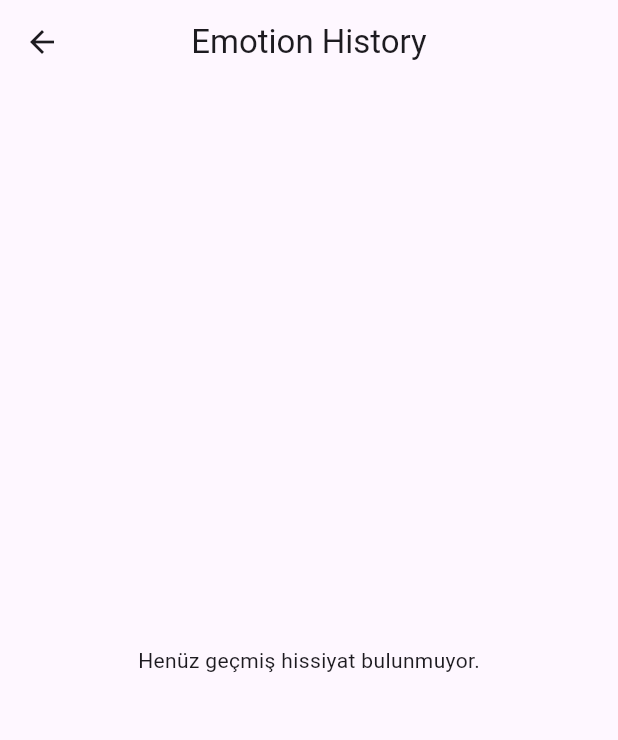
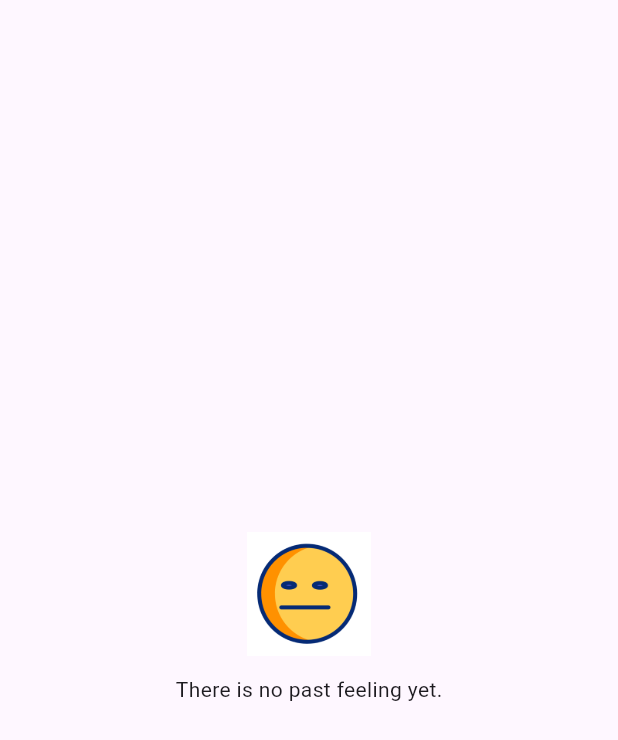
Before and after one commit to fahricandurucan/emotion_tracker, a Flutter app: the screen it shows after launch, after a tap on "Show History", on a phone screen of 412 x 824 dp. Shown: the top 740 px of the screen. Run offline on Flutter 3.47's test engine with Material 3 defaults, Android fonts, the phone set to English and light mode, and no system bars; our stand-ins replace animated_splash_screen, animated_text_kit, awesome_notifications, dio, get, sqflite; accounts and stored records are empty.

Commit message:
some code are editted

```diff
--- a/lib/const/const.dart
+++ b/lib/const/const.dart
@@ -1,3 +1,5 @@
+import 'package:flutter/widgets.dart';
+
 class Const {
   static List<String> positiveEmotion = [
     "Alertness",
@@ -22,4 +24,28 @@ class Const {
     "Offense",
     "Sadness"
   ];
+
+  static screenWidth(BuildContext context) {
+    return MediaQuery.of(context).size.width;
+  }
+
+  static screenHight(BuildContext context) {
+    return MediaQuery.of(context).size.height;
+  }
 }
+
+// Const.dart
+class AppColors {
+  static const Color backgroundColor = Color.fromARGB(255, 243, 243, 243);
+  static const Color positiveButtonColor = Color.fromARGB(255, 175, 230, 255);
+  static const Color negativeButtonColor = Color.fromARGB(255, 255, 151, 144);
+}
+
+class AppStyles {
+  static TextStyle titleTextStyle = const TextStyle(
+    fontSize: 16,
+    fontWeight: FontWeight.w400,
+    letterSpacing: 0.25,
+    color: Color.fromARGB(255, 65, 66, 68),
+  );
+}
--- /dev/null
+++ b/lib/controllers/history_page_controller.dart
@@ -0,0 +1,73 @@
+import 'package:emotion_tracker/const/const.dart';
+import 'package:emotion_tracker/services/database_helper.dart';
+import 'package:get/get.dart';
+import 'package:intl/intl.dart';
+
+class HistoryPageController extends GetxController {
+  late RxList<Map<String, dynamic>> emotions;
+  late RxInt positiveEmotionCount;
+  late RxInt negativeEmotionCount;
+  late RxString firstEmotionDate;
+  late RxString lastEmotionDate;
+
+  @override
+  void onInit() {
+    super.onInit();
+    emotions = <Map<String, dynamic>>[].obs;
+    positiveEmotionCount = 0.obs;
+    negativeEmotionCount = 0.obs;
+    firstEmotionDate = ''.obs;
+    lastEmotionDate = ''.obs;
+    _loadEmotions();
+  }
+
+  Future<void> _loadEmotions() async {
+    try {
+      final DatabaseHelper databaseHelper = DatabaseHelper();
+      final List<Map<String, dynamic>> loadedEmotions = await databaseHelper.getEmotions();
+
+      emotions.assignAll(loadedEmotions);
+      updateEmotionCounts();
+      updateFirstAndLastEmotionDates();
+    } catch (e) {
+      // Hata durumunda bir işlem yapabilirsiniz
+      print('Error loading emotions: $e');
+    }
+  }
+
+  void updateEmotionCounts() {
+    positiveEmotionCount.value =
+        emotions.where((e) => Const.positiveEmotion.contains(e["emotion"])).length;
+    negativeEmotionCount.value =
+        emotions.where((e) => Const.negativeEmotion.contains(e["emotion"])).length;
+  }
+
+  void updateFirstAndLastEmotionDates() {
+    if (emotions.isNotEmpty) {
+      emotions.sort((a, b) {
+        DateTime dateTimeA = DateTime.parse(a["timestamp"]);
+        DateTime dateTimeB = DateTime.parse(b["timestamp"]);
+        return dateTimeA.compareTo(dateTimeB);
+      });
+
+      firstEmotionDate.value = _formatTimeStamp(emotions.first["timestamp"]);
+      lastEmotionDate.value = _formatTimeStamp(emotions.last["timestamp"]);
+    }
+  }
+
+  String _formatTimeStamp(String timeStamp) {
+    DateTime dateTime = DateTime.parse(timeStamp);
+    return DateFormat('dd.MM.yyyy HH:mm').format(dateTime);
+  }
+
+  Future<void> deleteAllAndRefresh() async {
+    try {
+      final DatabaseHelper databaseHelper = DatabaseHelper();
+      await databaseHelper.deleteAllEmotions();
+      await _loadEmotions();
+    } catch (e) {
+      // Hata durumunda bir işlem yapabilirsiniz
+      print('Error deleting emotions: $e');
+    }
+  }
+}
--- a/lib/screens/history_page.dart
+++ b/lib/screens/history_page.dart
@@ -1,7 +1,12 @@
 import 'package:emotion_tracker/const/const.dart';
+import 'package:emotion_tracker/controllers/history_page_controller.dart';
 import 'package:emotion_tracker/services/database_helper.dart';
+import 'package:emotion_tracker/widgets/emotion_statistics_card.dart';
+import 'package:emotion_tracker/widgets/history_list_item.dart';
 import 'package:flutter/material.dart';
-import 'package:intl/intl.dart';
+import 'package:get/get.dart';
+
+import '../widgets/alert_dialog_widget.dart';
 
 class HistoryPage extends StatefulWidget {
   const HistoryPage({Key? key}) : super(key: key);
@@ -15,6 +20,8 @@ class _HistoryPageState extends State<HistoryPage> with SingleTickerProviderStat
   late List<Map<String, dynamic>> emotions;
   late AnimationController _controller;
   late Animation<Offset> _offsetAnimation;
+
+  HistoryPageController historyPageController = Get.put(HistoryPageController());
 
   @override
   void initState() {
@@ -41,6 +48,16 @@ class _HistoryPageState extends State<HistoryPage> with SingleTickerProviderStat
     });
   }
 
+  Future<void> deleteAllAndRefresh() async {
+    try {
+      final DatabaseHelper databaseHelper = DatabaseHelper();
+      await databaseHelper.deleteAllEmotions();
+      await _loadEmotions();
+    } catch (e) {
+      print('Error deleting emotions: $e');
+    }
+  }
+
   @override
   void dispose() {
     _controller.dispose();
@@ -53,57 +70,74 @@ class _HistoryPageState extends State<HistoryPage> with SingleTickerProviderStat
     _controller.forward();
   }
 
+  Future<bool> _confirmDeleteDialog() async {
+    return await showDialog(
+      context: context,
+      builder: (BuildContext context) {
+        return const AlertDialogWidget();
+      },
+    );
+  }
+
   @override
   Widget build(BuildContext context) {
     return Scaffold(
-      appBar: AppBar(
+      appBar: emotions.isEmpty
+          ? null
+          : AppBar(
               centerTitle: true,
-        title: const Text('Emotion History'),
+              title: const Text('Emotion History', style: TextStyle(color: Color(0xff292D32))),
+              actions: [
+                IconButton(
+                  onPressed: () async {
+                    bool confirmed = await _confirmDeleteDialog();
+                    if (confirmed) {
+                      await historyPageController.deleteAllAndRefresh();
+                      setState(() {
+                        _loadEmotions();
+                      });
+                    }
+                  },
+                  icon: Image.asset(
+                    "assets/delete.png",
+                    width: 24,
+                    color: const Color(0xff292D32),
+                  ),
+                ),
+              ],
             ),
       body: emotions.isEmpty
-          ? const Center(child: Text('Henüz geçmiş hissiyat bulunmuyor.'))
-          : AnimatedList(
+          ? Center(
+              child: Column(
+              mainAxisAlignment: MainAxisAlignment.center,
+              children: [
+                Image.asset(
+                  "assets/placeholder.gif",
+                  width: Const.screenWidth(context) * 0.2,
+                  height: Const.screenWidth(context) * 0.2,
+                ),
+                SizedBox(
+                  height: Const.screenHight(context) * 0.015,
+                ),
+                const Text('There is no past feeling yet.'),
+              ],
+            ))
+          : Column(
+              children: [
+                Expanded(
+                  child: AnimatedList(
                     initialItemCount: emotions.length,
                     itemBuilder: (context, index, animation) {
                       return SlideTransition(
                         position: _offsetAnimation,
-                  child: _buildItem(emotions[index]),
+                        child: HistoryListItem(emotion: emotions[index]),
                       );
                     },
                   ),
-    );
-  }
-
-  Widget _buildItem(Map<String, dynamic> emotion) {
-    return Card(
-      elevation: 4,
-      margin: const EdgeInsets.symmetric(vertical: 8, horizontal: 16),
-      color: Const.positiveEmotion.contains(emotion["emotion"])
-          ? const Color.fromARGB(255, 175, 230, 255)
-          : const Color.fromARGB(255, 255, 151, 144),
-      child: ListTile(
-        title: Text(
-          emotion["emotion"],
-          style: const TextStyle(
-            fontWeight: FontWeight.bold,
-            color: Colors.white,
                 ),
-        ),
-        subtitle: Text(
-          _formatTimeStamp(emotion["timestamp"]),
-          style: const TextStyle(
-            color: Colors.white70,
-          ),
-        ),
-        onTap: () {
-          // Tıklanabilir olduğunda ek bir işlev ekleyebilirsiniz
-        },
+                EmotionStatisticsCard(),
+              ],
             ),
     );
   }
-
-  String _formatTimeStamp(String timeStamp) {
-    DateTime dateTime = DateTime.parse(timeStamp);
-    return DateFormat('dd.MM.yyyy HH:mm').format(dateTime);
 }
-}
--- a/lib/screens/home_page.dart
+++ b/lib/screens/home_page.dart
@@ -1,8 +1,8 @@
 import 'package:emotion_tracker/const/const.dart';
 import 'package:emotion_tracker/controllers/home_page_controller.dart';
-import 'package:emotion_tracker/notification/notification_service2.dart';
 import 'package:emotion_tracker/screens/history_page.dart';
 import 'package:emotion_tracker/services/database_helper.dart';
+import 'package:emotion_tracker/widgets/animated_text_widget.dart';
 import 'package:flutter/material.dart';
 import 'package:get/get.dart';
 
@@ -17,57 +17,36 @@ class HomePage extends StatelessWidget {
 
   @override
   Widget build(BuildContext context) {
-    Color backgroundColor = const Color.fromARGB(255, 243, 243, 243); // Gri tonları
-
     return Scaffold(
-      backgroundColor: backgroundColor,
       body: SingleChildScrollView(
         child: Center(
           child: Column(
             crossAxisAlignment: CrossAxisAlignment.center,
             children: [
-              const SizedBox(
-                height: 50,
+              SizedBox(
+                height: Const.screenHight(context) * 0.07,
               ),
-              const Text("How are you feeling today?", style: TextStyle(fontSize: 24)),
-              const SizedBox(
-                height: 70,
+              const AnimatedTextWidget(
+                  text: "How are you feeling today?",
+                  fontSize: 24,
+                  textColor: Color(0xff292D32),
+                  fontWeight: FontWeight.w600,
+                  milliseconds: 70),
+              SizedBox(
+                height: Const.screenHight(context) * 0.1,
               ),
-              titleEmotion("Positive Emotions"),
-              buildEmotionList(Const.positiveEmotion),
+              titleEmotion("Positive Emotions", Icons.sentiment_very_satisfied, context),
+              buildEmotionList(Const.positiveEmotion, context),
               const SizedBox(height: 50),
-              titleEmotion("Negative Emotions"),
-              buildEmotionList(Const.negativeEmotion),
-              const SizedBox(
-                height: 50,
+              titleEmotion("Negative Emotions", Icons.sentiment_very_dissatisfied, context),
+              buildEmotionList(Const.negativeEmotion, context),
+              SizedBox(
+                height: Const.screenHight(context) * 0.07,
               ),
               Row(
                 mainAxisAlignment: MainAxisAlignment.spaceAround,
                 children: [
                   historyButton(),
-                  deleteButton(),
-                  ElevatedButton(
-                    onPressed: () async {
-                      await NotificationService2.showNotification(
-                        title: "title of notofication",
-                        body: "body of the notification",
-                        schedule: true,
-                        interval: 5,
-                      );
-
-                      // Şu andan 10 saniye sonra bir bildirim gönderme
-                      // DateTime scheduledTime = DateTime.now().add(const Duration(seconds: 5));
-                      // print(DateTime.now());
-                      // print(scheduledTime);
-                      // Future.delayed(const Duration(seconds: 10), () async {
-                      //   await NotificationService().showNotification(
-                      //     title: "Scheduled Notification",
-                      //     body: "This is a scheduled notification.",
-                      //   );
-                      // });
-                    },
-                    child: const Text("Schedule Notification"),
-                  ),
                 ],
               ),
             ],
@@ -77,9 +56,9 @@ class HomePage extends StatelessWidget {
     );
   }
 
-  Widget buildEmotionList(List<String> emotions) {
+  Widget buildEmotionList(List<String> emotions, BuildContext context) {
     return SizedBox(
-      height: 150,
+      height: Const.screenHight(context) * 0.22,
       child: PageView.builder(
         controller: homePageController.pageController,
         scrollDirection: Axis.horizontal,
@@ -91,16 +70,28 @@ class HomePage extends StatelessWidget {
     );
   }
 
-  Widget titleEmotion(String title) {
+  Widget titleEmotion(String title, IconData icon, BuildContext context) {
     return Padding(
-      padding: const EdgeInsets.only(left: 8.0),
+      padding: EdgeInsets.only(left: Const.screenWidth(context) * 0.03),
       child: Row(
         mainAxisAlignment: MainAxisAlignment.start,
         children: [
           Text(
             title,
-            style: const TextStyle(fontSize: 16, fontWeight: FontWeight.w400),
-          )
+            style: const TextStyle(
+                fontSize: 16,
+                fontWeight: FontWeight.w400,
+                letterSpacing: 0.25,
+                color: Color.fromARGB(255, 65, 66, 68)),
+          ),
+          SizedBox(
+            width: Const.screenHight(context) * 0.007,
+          ),
+          Icon(
+            icon,
+            size: 24,
+            color: const Color.fromARGB(255, 65, 66, 68),
+          ),
         ],
       ),
     );
@@ -118,26 +109,11 @@ class HomePage extends StatelessWidget {
           Get.to(const HistoryPage());
         },
         style: ElevatedButton.styleFrom(
-          backgroundColor: const Color.fromARGB(255, 142, 230, 145), // Arka plan rengi
+          backgroundColor: const Color.fromARGB(255, 142, 230, 145),
         ),
         child: const Text(
           "Show History",
           style: TextStyle(color: Colors.white),
         ));
   }
-
-  Widget deleteButton() {
-    return ElevatedButton(
-        onPressed: () async {
-          DatabaseHelper databaseHelper = DatabaseHelper();
-          databaseHelper.deleteAllEmotions();
-        },
-        style: ElevatedButton.styleFrom(
-          backgroundColor: const Color.fromARGB(255, 255, 46, 46), // Arka plan rengi
-        ),
-        child: const Text(
-          "Delete",
-          style: TextStyle(color: Colors.white),
-        ));
-  }
 }
--- a/lib/screens/splash_page.dart
+++ b/lib/screens/splash_page.dart
@@ -1,6 +1,8 @@
 import 'package:animated_splash_screen/animated_splash_screen.dart';
 import 'package:emotion_tracker/screens/home_page.dart';
 import 'package:flutter/material.dart';
+
+import '../const/const.dart';
 
 class SplashScreen extends StatelessWidget {
   const SplashScreen({super.key});
@@ -15,7 +17,7 @@ class SplashScreen extends StatelessWidget {
             width: double.infinity,
             child: Image.asset(
               "assets/emotions.gif",
-              width: 500,
+              width: Const.screenWidth(context) / 2,
             ),
           ),
           nextScreen: HomePage(),
--- /dev/null
+++ b/lib/widgets/animated_text_widget.dart
@@ -0,0 +1,42 @@
+import 'package:animated_text_kit/animated_text_kit.dart';
+import 'package:flutter/material.dart';
+
+class AnimatedTextWidget extends StatelessWidget {
+  final String text;
+  final double fontSize;
+  final double? letterSpacing;
+  final Color textColor;
+  final double? wordSpacing;
+  final FontWeight fontWeight;
+  final int milliseconds;
+  const AnimatedTextWidget(
+      {super.key,
+      required this.text,
+      required this.fontSize,
+      this.letterSpacing,
+      required this.textColor,
+      this.wordSpacing,
+      required this.fontWeight,
+      required this.milliseconds});
+
+  @override
+  Widget build(BuildContext context) {
+    return AnimatedTextKit(
+      animatedTexts: [
+        TypewriterAnimatedText(
+          text,
+          textStyle: TextStyle(
+              fontSize: fontSize,
+              color: textColor,
+              letterSpacing: letterSpacing ?? 0.7,
+              wordSpacing: wordSpacing ?? 0.5,
+              fontWeight: fontWeight),
+          speed: Duration(milliseconds: milliseconds),
+          cursor: "",
+          textAlign: TextAlign.center,
+        ),
+      ],
+      totalRepeatCount: 1,
+    );
+  }
+}
--- a/lib/widgets/emotion_button.dart
+++ b/lib/widgets/emotion_button.dart
@@ -18,25 +18,12 @@ class EmotionButton extends StatelessWidget {
   @override
   Widget build(BuildContext context) {
     return Container(
-      width: 150, // İstediğiniz boyutu ayarlayabilirsiniz
-      height: 150, // İstediğiniz boyutu ayarlayabilirsiniz
-      padding: const EdgeInsets.all(4),
-      margin: const EdgeInsets.all(4),
+      width: Const.screenWidth(context) * 0.36, // İstediğiniz boyutu ayarlayabilirsiniz
+      height: Const.screenHight(context) * 0.22, // İstediğiniz boyutu ayarlayabilirsiniz
+      padding: EdgeInsets.all(Const.screenWidth(context) * 0.01),
+      margin: EdgeInsets.all(Const.screenWidth(context) * 0.01),
       decoration: BoxDecoration(
         borderRadius: BorderRadius.circular(8.0),
-        // border: Border.all(
-        //   color: Colors.black, // Kenar rengini ayarlayabilirsiniz
-        // ),
-        boxShadow: [
-          BoxShadow(
-            color: Const.positiveEmotion.contains(emotion)
-                ? const Color.fromARGB(255, 222, 244, 255)
-                : const Color.fromARGB(255, 255, 223, 220),
-            spreadRadius: 1,
-            blurRadius: 1,
-            offset: const Offset(1, 1), // gölge konumu
-          ),
-        ],
       ),
       child: ElevatedButton(
         onPressed: () async {
@@ -70,6 +57,7 @@ class EmotionButton extends StatelessWidget {
           shape: RoundedRectangleBorder(
             borderRadius: BorderRadius.circular(8.0),
           ),
+          elevation: 5,
         ),
         child: Text(
           emotion,
```
Also changed, not shown: lib/main.dart (+11 -6 lines), lib/screens/quote_display_page.dart (+19 -24 lines), lib/widgets/alert_dialog_widget.dart (added, +27 -0 lines), lib/widgets/emotion_statistics_card.dart (added, +87 -0 lines), lib/widgets/history_list_item.dart (added, +45 -0 lines), assets/delete.png (added), assets/placeholder.gif (added), 1 other file. Lines whose indentation alone changed are shown as unchanged.
